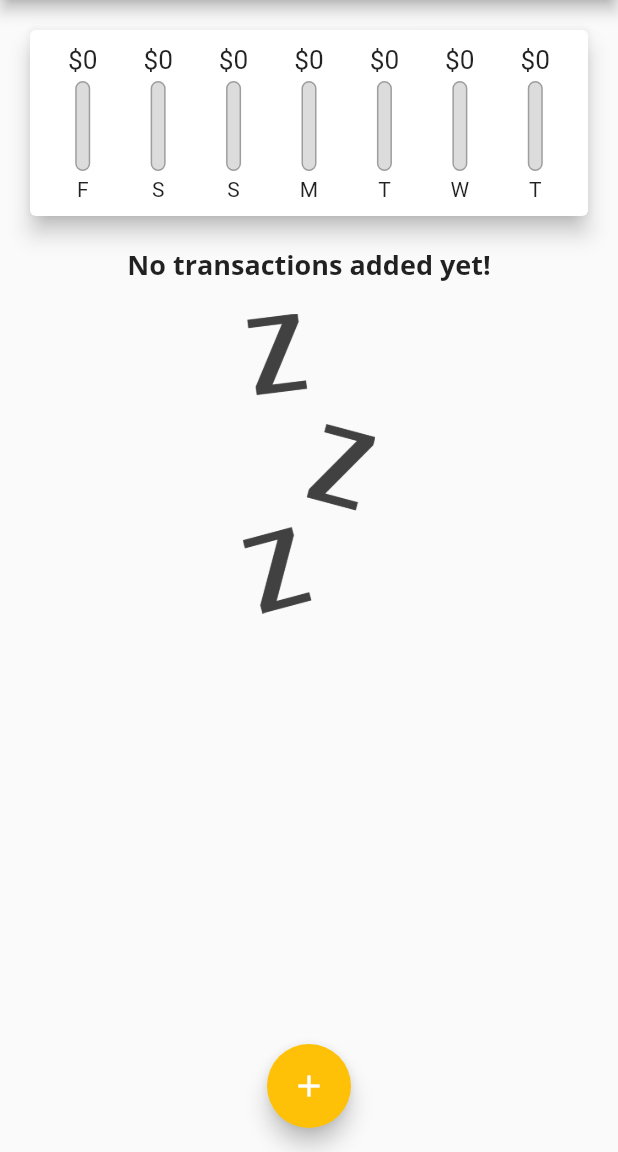
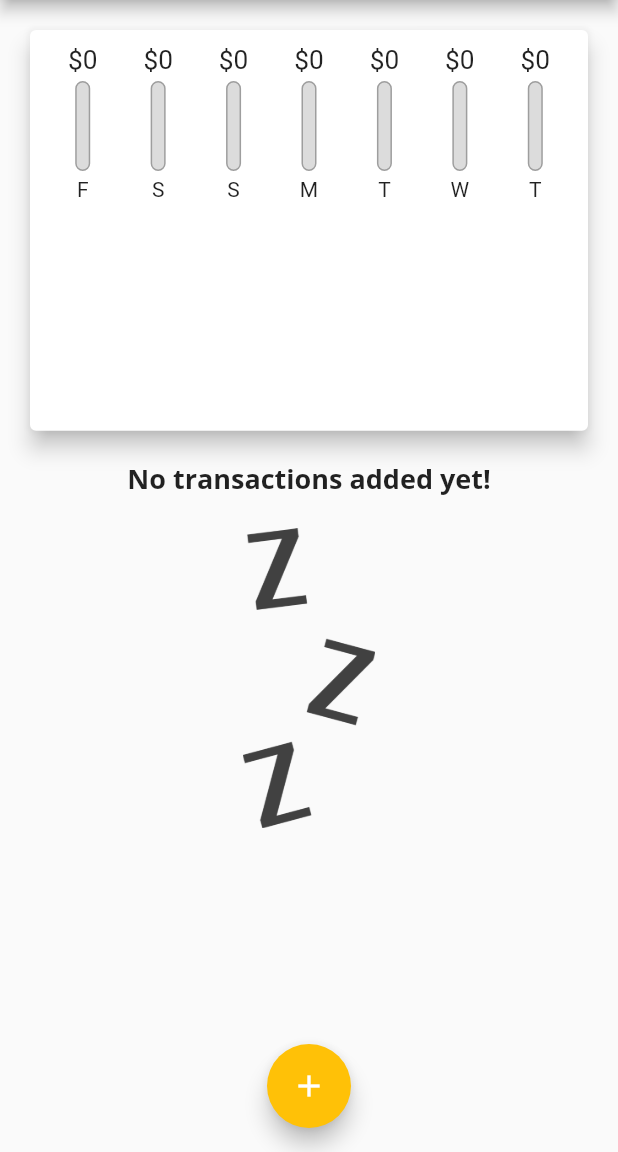
Before and after one commit to kipkoechke/PERSONAL-EXPENSES-APP, a Flutter app: the screen it shows after launch, on a phone screen of 412 x 824 dp, the part 84-1236 px from its top. Run offline on Flutter 3.47's test engine with Material 2 defaults, Android fonts, the phone set to English and light mode, and no system bars.

Commit message:
Calculated sizes dynamically

```diff
--- a/lib/main.dart
+++ b/lib/main.dart
@@ -117,8 +117,7 @@ class _MyHomePageState extends State<MyHomePage> {
 
   @override
   Widget build(BuildContext context) {
-    return Scaffold(
-      appBar: AppBar(
+    final appBar = AppBar(
       title: Text(
         'Personal Expenses',
         style: Theme.of(context).appBarTheme.titleTextStyle,
@@ -129,13 +128,27 @@ class _MyHomePageState extends State<MyHomePage> {
           icon: Icon(Icons.add),
         )
       ],
-      ),
+    );
+    return Scaffold(
+      appBar: appBar,
       body: SingleChildScrollView(
         child: Column(
           crossAxisAlignment: CrossAxisAlignment.stretch,
           children: [
-            Chart(_recentTransactions),
-            TransactionList(_userTransactions, _deleteTransactions),
+            Container(
+              height: (MediaQuery.of(context).size.height -
+                      appBar.preferredSize.height -
+                      MediaQuery.of(context).padding.top) *
+                  0.4,
+              child: Chart(_recentTransactions),
+            ),
+            Container(
+              height: (MediaQuery.of(context).size.height -
+                      appBar.preferredSize.height -
+                      MediaQuery.of(context).padding.top) *
+                  0.6,
+              child: TransactionList(_userTransactions, _deleteTransactions),
+            ),
           ],
         ),
       ),
--- a/lib/widgets/transaction_list.dart
+++ b/lib/widgets/transaction_list.dart
@@ -9,9 +9,7 @@ class TransactionList extends StatelessWidget {
   TransactionList(this.transactions, this.deleteTransaction);
   @override
   Widget build(BuildContext context) {
-    return Container(
-      height: 450.0,
-      child: transactions.isEmpty
+    return transactions.isEmpty
           ? Column(
               children: [
                 Text(
@@ -65,7 +63,7 @@ class TransactionList extends StatelessWidget {
                 );
               },
               itemCount: transactions.length,
-            ),
+
     );
   }
 }
```
Lines whose indentation alone changed are shown as unchanged.
